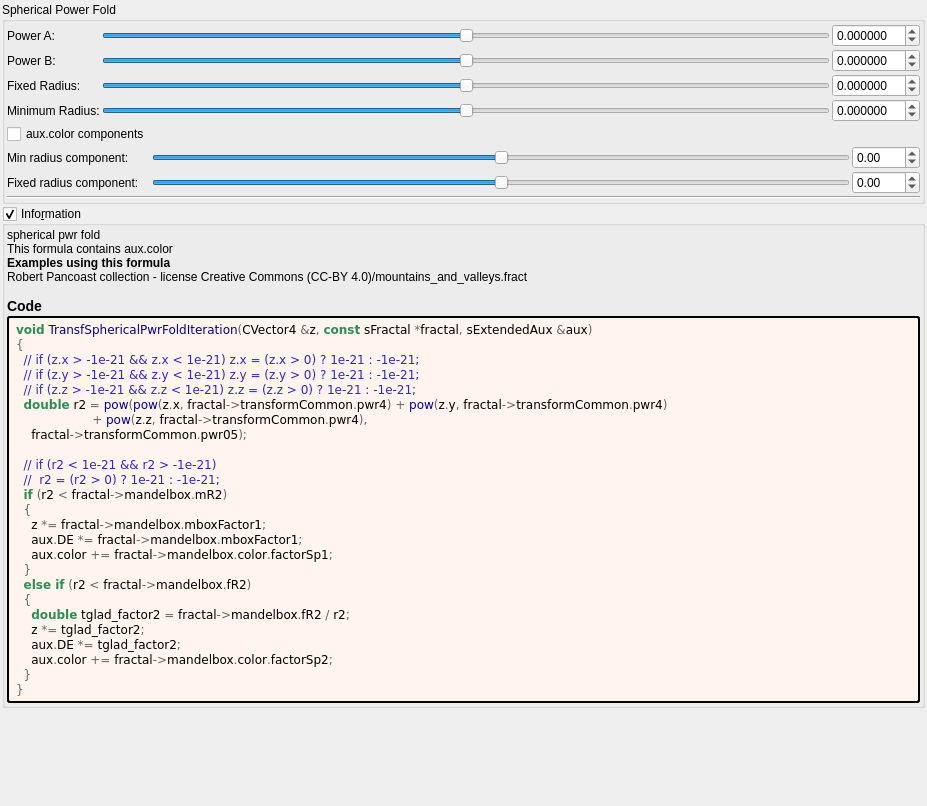
First picture: the form in mandelbulber2/formula/ui/fractal_transf_spherical_pwr_fold.ui, repository buddhi1980/mandelbulber2, before the edit.
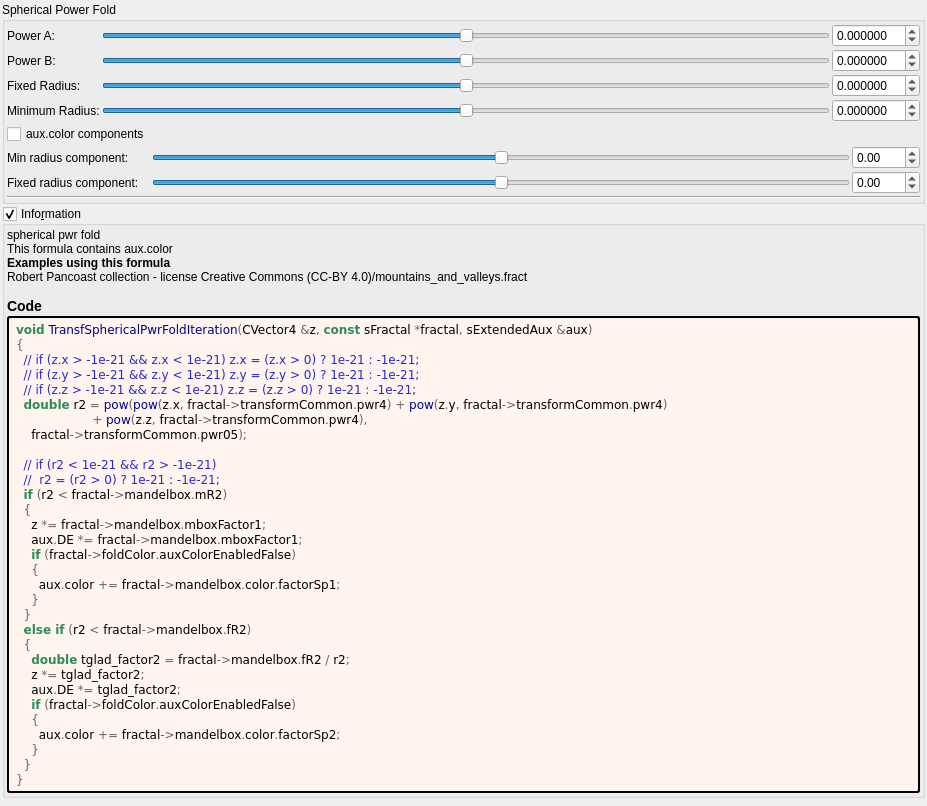
Second picture: the form after the edit. Custom widgets are drawn as their Qt base class.

```diff
--- a/mandelbulber2/formula/ui/fractal_transf_spherical_pwr_fold.ui
+++ b/mandelbulber2/formula/ui/fractal_transf_spherical_pwr_fold.ui
@@ -499,14 +499,20 @@
   &lt;span style=&quot;color:#676767&quot;&gt;{&lt;/span&gt;
     z &lt;span style=&quot;color:#676767&quot;&gt;*=&lt;/span&gt; fractal&lt;span style=&quot;color:#676767&quot;&gt;-&amp;gt;&lt;/span&gt;mandelbox&lt;span style=&quot;color:#676767&quot;&gt;.&lt;/span&gt;mboxFactor1&lt;span style=&quot;color:#676767&quot;&gt;;&lt;/span&gt;
     aux&lt;span style=&quot;color:#676767&quot;&gt;.&lt;/span&gt;DE &lt;span style=&quot;color:#676767&quot;&gt;*=&lt;/span&gt; fractal&lt;span style=&quot;color:#676767&quot;&gt;-&amp;gt;&lt;/span&gt;mandelbox&lt;span style=&quot;color:#676767&quot;&gt;.&lt;/span&gt;mboxFactor1&lt;span style=&quot;color:#676767&quot;&gt;;&lt;/span&gt;
-    aux&lt;span style=&quot;color:#676767&quot;&gt;.&lt;/span&gt;color &lt;span style=&quot;color:#676767&quot;&gt;+=&lt;/span&gt; fractal&lt;span style=&quot;color:#676767&quot;&gt;-&amp;gt;&lt;/span&gt;mandelbox&lt;span style=&quot;color:#676767&quot;&gt;.&lt;/span&gt;color&lt;span style=&quot;color:#676767&quot;&gt;.&lt;/span&gt;factorSp1&lt;span style=&quot;color:#676767&quot;&gt;;&lt;/span&gt;
+    &lt;span style=&quot;color:#2e8b57; font-weight:bold&quot;&gt;if&lt;/span&gt; &lt;span style=&quot;color:#676767&quot;&gt;(&lt;/span&gt;fractal&lt;span style=&quot;color:#676767&quot;&gt;-&amp;gt;&lt;/span&gt;foldColor&lt;span style=&quot;color:#676767&quot;&gt;.&lt;/span&gt;auxColorEnabledFalse&lt;span style=&quot;color:#676767&quot;&gt;)&lt;/span&gt;
+    &lt;span style=&quot;color:#676767&quot;&gt;{&lt;/span&gt;
+      aux&lt;span style=&quot;color:#676767&quot;&gt;.&lt;/span&gt;color &lt;span style=&quot;color:#676767&quot;&gt;+=&lt;/span&gt; fractal&lt;span style=&quot;color:#676767&quot;&gt;-&amp;gt;&lt;/span&gt;mandelbox&lt;span style=&quot;color:#676767&quot;&gt;.&lt;/span&gt;color&lt;span style=&quot;color:#676767&quot;&gt;.&lt;/span&gt;factorSp1&lt;span style=&quot;color:#676767&quot;&gt;;&lt;/span&gt;
+    &lt;span style=&quot;color:#676767&quot;&gt;}&lt;/span&gt;
   &lt;span style=&quot;color:#676767&quot;&gt;}&lt;/span&gt;
   &lt;span style=&quot;color:#2e8b57; font-weight:bold&quot;&gt;else if&lt;/span&gt; &lt;span style=&quot;color:#676767&quot;&gt;(&lt;/span&gt;r2 &lt;span style=&quot;color:#676767&quot;&gt;&amp;lt;&lt;/span&gt; fractal&lt;span style=&quot;color:#676767&quot;&gt;-&amp;gt;&lt;/span&gt;mandelbox&lt;span style=&quot;color:#676767&quot;&gt;.&lt;/span&gt;fR2&lt;span style=&quot;color:#676767&quot;&gt;)&lt;/span&gt;
   &lt;span style=&quot;color:#676767&quot;&gt;{&lt;/span&gt;
     &lt;span style=&quot;color:#2e8b57; font-weight:bold&quot;&gt;double&lt;/span&gt; tglad_factor2 &lt;span style=&quot;color:#676767&quot;&gt;=&lt;/span&gt; fractal&lt;span style=&quot;color:#676767&quot;&gt;-&amp;gt;&lt;/span&gt;mandelbox&lt;span style=&quot;color:#676767&quot;&gt;.&lt;/span&gt;fR2 &lt;span style=&quot;color:#676767&quot;&gt;/&lt;/span&gt; r2&lt;span style=&quot;color:#676767&quot;&gt;;&lt;/span&gt;
     z &lt;span style=&quot;color:#676767&quot;&gt;*=&lt;/span&gt; tglad_factor2&lt;span style=&quot;color:#676767&quot;&gt;;&lt;/span&gt;
     aux&lt;span style=&quot;color:#676767&quot;&gt;.&lt;/span&gt;DE &lt;span style=&quot;color:#676767&quot;&gt;*=&lt;/span&gt; tglad_factor2&lt;span style=&quot;color:#676767&quot;&gt;;&lt;/span&gt;
-    aux&lt;span style=&quot;color:#676767&quot;&gt;.&lt;/span&gt;color &lt;span style=&quot;color:#676767&quot;&gt;+=&lt;/span&gt; fractal&lt;span style=&quot;color:#676767&quot;&gt;-&amp;gt;&lt;/span&gt;mandelbox&lt;span style=&quot;color:#676767&quot;&gt;.&lt;/span&gt;color&lt;span style=&quot;color:#676767&quot;&gt;.&lt;/span&gt;factorSp2&lt;span style=&quot;color:#676767&quot;&gt;;&lt;/span&gt;
+    &lt;span style=&quot;color:#2e8b57; font-weight:bold&quot;&gt;if&lt;/span&gt; &lt;span style=&quot;color:#676767&quot;&gt;(&lt;/span&gt;fractal&lt;span style=&quot;color:#676767&quot;&gt;-&amp;gt;&lt;/span&gt;foldColor&lt;span style=&quot;color:#676767&quot;&gt;.&lt;/span&gt;auxColorEnabledFalse&lt;span style=&quot;color:#676767&quot;&gt;)&lt;/span&gt;
+    &lt;span style=&quot;color:#676767&quot;&gt;{&lt;/span&gt;
+      aux&lt;span style=&quot;color:#676767&quot;&gt;.&lt;/span&gt;color &lt;span style=&quot;color:#676767&quot;&gt;+=&lt;/span&gt; fractal&lt;span style=&quot;color:#676767&quot;&gt;-&amp;gt;&lt;/span&gt;mandelbox&lt;span style=&quot;color:#676767&quot;&gt;.&lt;/span&gt;color&lt;span style=&quot;color:#676767&quot;&gt;.&lt;/span&gt;factorSp2&lt;span style=&quot;color:#676767&quot;&gt;;&lt;/span&gt;
+    &lt;span style=&quot;color:#676767&quot;&gt;}&lt;/span&gt;
   &lt;span style=&quot;color:#676767&quot;&gt;}&lt;/span&gt;
 &lt;span style=&quot;color:#676767&quot;&gt;}&lt;/span&gt;
 &lt;/pre&gt;
```
Left out of the diff: 8 changed lines with no effect on the pictures. Lines whose indentation alone changed are shown as unchanged.
